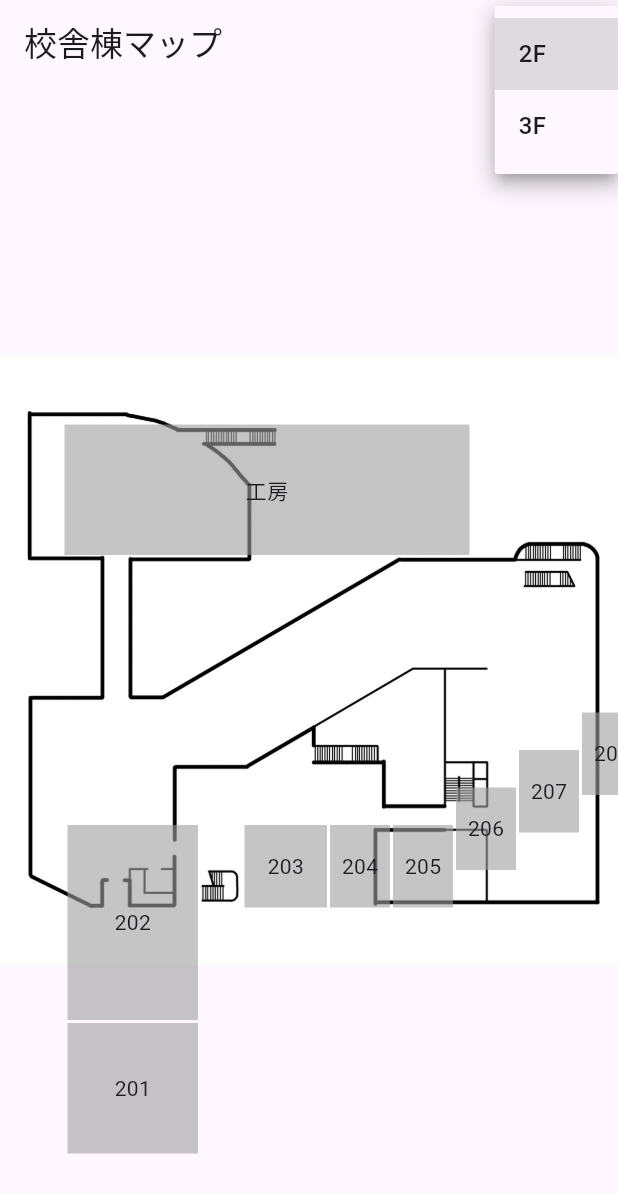
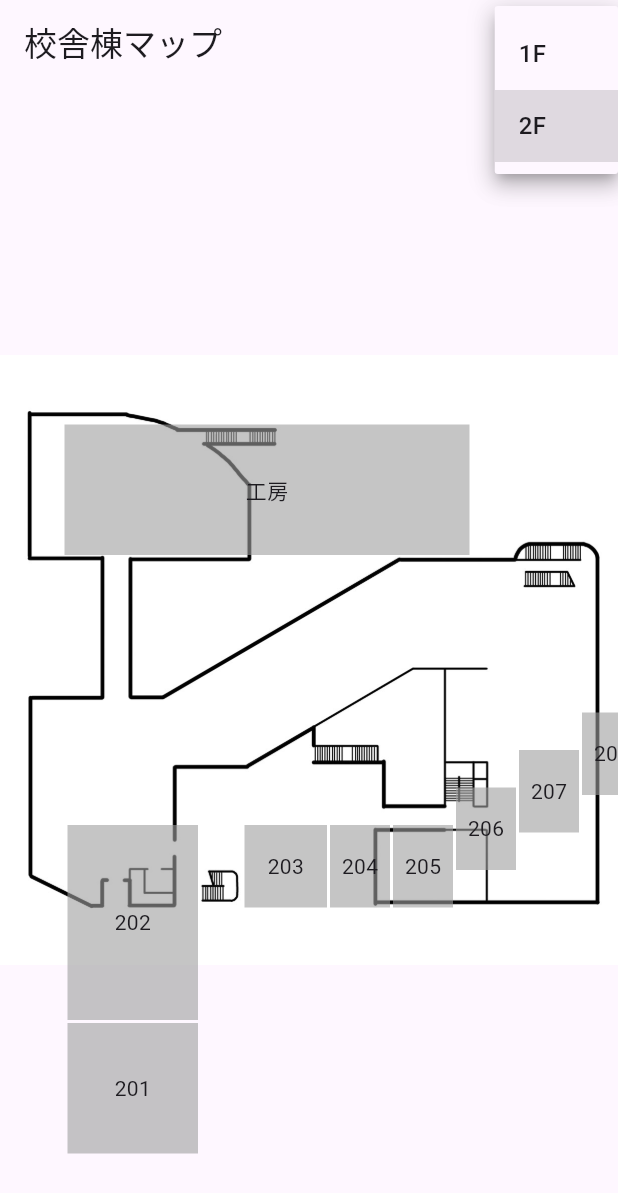
Before and after one commit to un-frozen-deaf/NTUT_Dotto_test, a Flutter app: the screen it shows after launch, after a tap on "2F", on a phone screen of 412 x 824 dp. Shown: the top 1193 px of the screen. Run offline on Flutter 3.47's test engine with Material 3 defaults, Android fonts, the phone set to English and light mode, and no system bars.

Commit message:
add zoom&Drug

```diff
--- a/test_1/lib/main.dart
+++ b/test_1/lib/main.dart
@@ -22,11 +22,10 @@ class JpegMapScreen extends StatefulWidget {
 
 class _JpegMapScreenState extends State<JpegMapScreen> {
   String _currentFloor = '2F';
-  String _currentRoomDescription = ''; // 追加: 説明文を保持する変数
+  String _currentRoomDescription = '';
   Offset? tapPosition;
 
   final Map<String, Color> roomColors = {
-    // 2F
     '工房': Colors.grey,
     'room201': Colors.grey,
     'room202': Colors.grey,
@@ -44,26 +43,19 @@ class _JpegMapScreenState extends State<JpegMapScreen> {
     'room214': Colors.grey,
     'room215': Colors.grey,
     'room216': Colors.grey,
-    // 3F（仮）
-    'room301': Colors.grey,
-    'room302': Colors.grey,
+    'room101': Colors.grey,
+    'room102': Colors.grey,
   };
 
   void _onRoomTapped(String roomId) {
     setState(() {
-      // すべての部屋を灰色に戻す
       roomColors.updateAll((key, value) => Colors.grey);
-
-      // タップした部屋だけ赤に設定
       roomColors[roomId] = Colors.red;
-
-      // 部屋タップ時に説明文を設定
       _currentRoomDescription = _getRoomDescription(roomId);
     });
   }
 
   String _getRoomDescription(String roomId) {
-    // 部屋ごとの説明文を定義
     switch (roomId) {
       case '工房':
         return '工房: ものづくりの空間です。';
@@ -126,31 +118,37 @@ class _JpegMapScreenState extends State<JpegMapScreen> {
                 setState(() {
                   _currentFloor = value;
                   tapPosition = null;
-                  _currentRoomDescription = ''; // フロア変更時に説明文をリセット
+                  _currentRoomDescription = '';
                 });
               }
             },
             items: const [
+              DropdownMenuItem(value: '1F', child: Text('1F')),
               DropdownMenuItem(value: '2F', child: Text('2F')),
-              DropdownMenuItem(value: '3F', child: Text('3F')),
             ],
           ),
         ],
       ),
-      body: Center(
-        child: GestureDetector(
-          onTapDown: _onImageTapped,
+      body: GestureDetector(
+        onTapDown: _onImageTapped,
+        child: InteractiveViewer(
+          panEnabled: true,
+          scaleEnabled: true,
+          minScale: 1.0,
+          maxScale: 4.0,
           child: Stack(
             children: [
+              // 画像
               Image.asset(
                 _currentFloor == '2F'
                     ? 'assets/map-2F.png'
-                    : 'assets/map-3F.png',
+                    : 'assets/map-1F.png',
                 width: 792,
                 height: 1188,
                 fit: BoxFit.contain,
               ),
 
+              // タップ位置表示
               if (tapPosition != null)
                 Positioned(
                   left: tapPosition!.dx,
@@ -165,8 +163,8 @@ class _JpegMapScreenState extends State<JpegMapScreen> {
                   ),
                 ),
 
+              // 部屋
               if (_currentFloor == '2F') ...[
-                // === 2Fの部屋配置 ===
                 _buildRoom('工房', 43, 227, 270, 87, '工房'),
                 _buildRoom('room201', 45, 626, 87, 87, '201'),
                 _buildRoom('room202', 45, 494, 87, 130, '202'),
@@ -185,12 +183,11 @@ class _JpegMapScreenState extends State<JpegMapScreen> {
                 _buildRoom('room215', 648, 658, 98, 85, '215'),
                 _buildRoom('room216', 560, 456, 52, 115, '216'),
               ] else ...[
-                // === 3Fの仮部屋配置 ===
-                _buildRoom('room301', 100, 200, 100, 100, '301'),
-                _buildRoom('room302', 250, 300, 100, 100, '302'),
+                _buildRoom('room101', 100, 200, 100, 100, '101'),
+                _buildRoom('room102', 250, 300, 100, 100, '102'),
               ],
 
-              // 説明文を表示するためのPositionedウィジェット
+              // 説明文
               if (_currentRoomDescription.isNotEmpty)
                 Positioned(
                   left: 20,
--- a/test_1/pubspec.yaml
+++ b/test_1/pubspec.yaml
@@ -58,8 +58,8 @@ dev_dependencies:
 # The following section is specific to Flutter packages.
 flutter:
   assets:
+    - assets/map-1F.png
     - assets/map-2F.png
-    - assets/map-3F.png
 
   # The following line ensures that the Material Icons font is
   # included with your application, so that you can use the icons in
```
Also changed, not shown: test_1/assets/map-1F.png (renamed from test_1/assets/map-3F.png).
